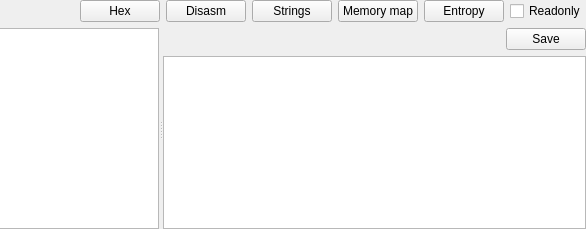
Above: ELF/elfwidget.ui from horsicq/FormatWidgets before the change; both pictures show x 265 to 851 and y 0 to 229 of the 851 by 229 pixel window. Below: the same form after it.
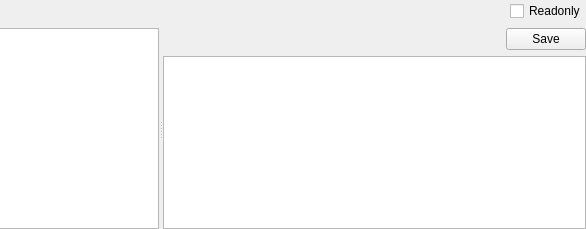
That is the form after the change. Custom widgets are drawn as their Qt base class.

Diff of the .ui file:
```diff
--- a/ELF/elfwidget.ui
+++ b/ELF/elfwidget.ui
@@ -62,41 +62,6 @@
        </property>
       </spacer>
      </item>
-     <item>
-      <widget class="QPushButton" name="pushButtonHex">
-       <property name="text">
-        <string notr="true">Hex</string>
-       </property>
-      </widget>
-     </item>
-     <item>
-      <widget class="QPushButton" name="pushButtonDisasm">
-       <property name="text">
-        <string>Disasm</string>
-       </property>
-      </widget>
-     </item>
-     <item>
-      <widget class="QPushButton" name="pushButtonStrings">
-       <property name="text">
-        <string>Strings</string>
-       </property>
-      </widget>
-     </item>
-     <item>
-      <widget class="QPushButton" name="pushButtonMemoryMap">
-       <property name="text">
-        <string>Memory map</string>
-       </property>
-      </widget>
-     </item>
-     <item>
-      <widget class="QPushButton" name="pushButtonEntropy">
-       <property name="text">
-        <string>Entropy</string>
-       </property>
-      </widget>
-     </item>
      <item>
       <widget class="QCheckBox" name="checkBoxReadonly">
        <property name="text">
```
